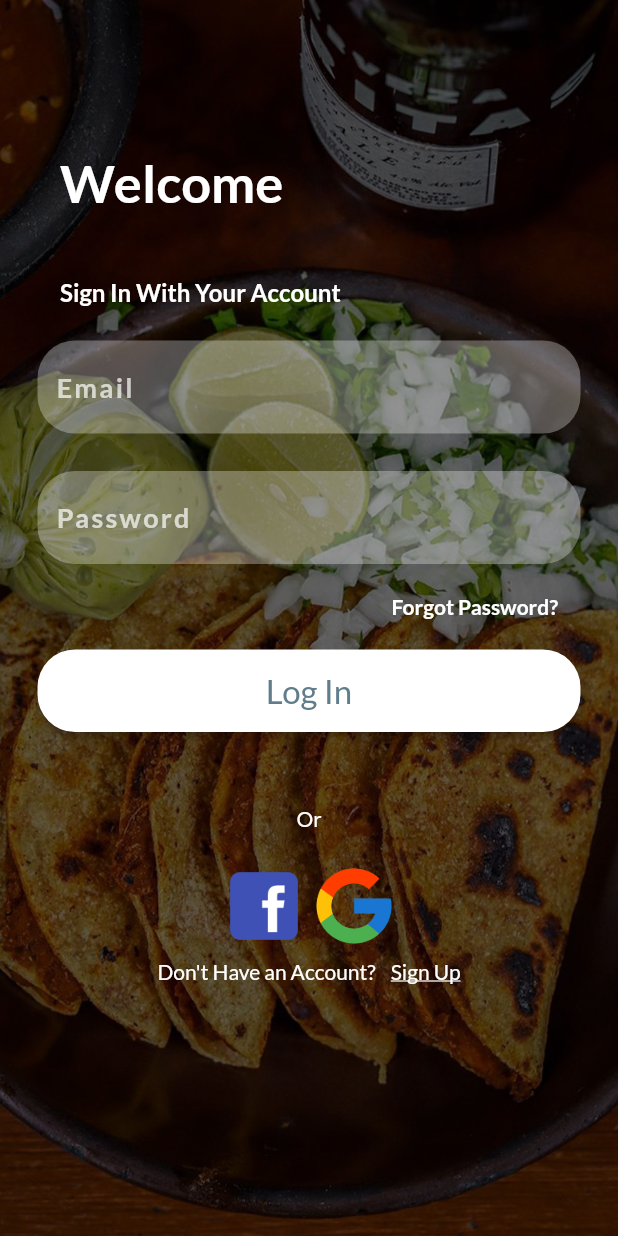
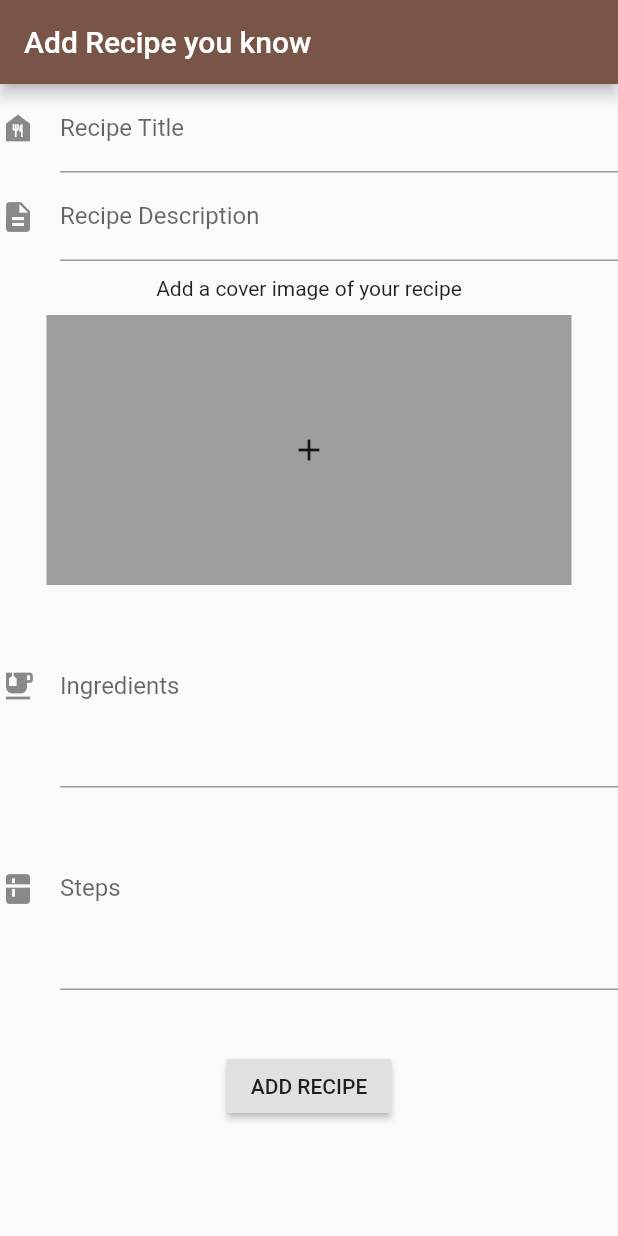
Before and after one commit to PulsaraSandeepa/FoodRecipeApp-flutter, a Flutter app: the screen it shows after launch, on a phone screen of 412 x 824 dp. Run offline on Flutter 3.47's test engine with Material 2 defaults, Android fonts, the phone set to English and light mode, and no system bars; our stand-ins replace circular_profile_avatar, cloud_firestore, firebase_auth, firebase_core, google_fonts, image_picker; accounts and stored records are empty.

Commit message:
addrecipe widget

```diff
--- a/lib/main.dart
+++ b/lib/main.dart
@@ -1,6 +1,7 @@
 import 'package:flutter/material.dart';
 import 'package:firebase_core/firebase_core.dart';
 import 'package:foodrecipeapp/screens/aboutus_screen.dart';
+import 'package:foodrecipeapp/screens/addrecipe_screen.dart';
 import 'package:foodrecipeapp/screens/contactus_screen.dart';
 import 'file:///D:/Programs/AndroidStudioProjects/food_recipe_app/lib/screens/authenticate/login_screen.dart';
 import 'file:///D:/Programs/AndroidStudioProjects/food_recipe_app/lib/screens/authenticate/signup_screen.dart';
@@ -29,7 +30,7 @@ class MyApp extends StatelessWidget {
               accentColor: Colors.deepOrange,
               fontFamily: 'Lato',
             ),
-            home: LogIn(),
+            home: AddRecipe(),//LogIn(),
             routes: {
               'LoginScreen': (context) => LogIn(),
               'ContactUsScreen': (context) => ContactUs(),
@@ -38,6 +39,7 @@ class MyApp extends StatelessWidget {
               'ProfileScreen': (context) => Profile(),
               'SignUpScreen': (context) => SignUp(),
               //'RecipeViewScreen': (context) => RecipeViewScreen(),
+              'AddRecipeScreen':(context) => AddRecipe(),
             }
             // home: Splash(),
             ),
--- /dev/null
+++ b/lib/screens/addrecipe_screen.dart
@@ -0,0 +1,118 @@
+import 'dart:io';
+
+import 'package:flutter/material.dart';
+import 'package:image_picker/image_picker.dart';
+
+class AddRecipe extends StatelessWidget {
+  @override
+  Widget build(BuildContext context) {
+    final appTitle = 'Add Recipe you know';
+
+    return MaterialApp(
+      title: appTitle,
+      home: Scaffold(
+        appBar: AppBar(
+          title: Text(appTitle),
+          backgroundColor: Colors.brown,
+        ),
+        body: AddRecipeForm(),
+      ),
+    );
+  }
+}
+
+// Create a Form widget.
+class AddRecipeForm extends StatefulWidget {
+  @override
+  AddRecipeFormState createState() {
+    return AddRecipeFormState();
+  }
+}
+
+// Create a corresponding State class.
+// This class holds data related to the form.
+class AddRecipeFormState extends State<AddRecipeForm> {
+  File _image;
+
+  final _formKey = GlobalKey<FormState>();
+
+  Future _getImage() async {
+    var image = await ImagePicker.pickImage(source: ImageSource.gallery);
+
+    setState(() {
+      _image = image;
+      print('_image:$_image');
+    });
+  }
+
+  @override
+  Widget build(BuildContext context) {
+    return SingleChildScrollView(
+      child: Form(
+        key: _formKey,
+        child: Column(
+          crossAxisAlignment: CrossAxisAlignment.center,
+          children: <Widget>[
+            TextFormField(
+              decoration: InputDecoration(
+                icon: Icon(Icons.food_bank),
+                hintText: 'Enter recipe title',
+                labelText: 'Recipe Title',
+              ),
+            ),
+            TextFormField(
+              decoration: InputDecoration(
+                icon: Icon(Icons.description),
+                hintText: 'Enter a small description',
+                labelText: 'Recipe Description',
+              ),
+            ),
+            Container(
+                margin: const EdgeInsets.all(10.0),
+                child: Text(
+              "Add a cover image of your recipe",
+              style: TextStyle(),
+            )),
+            GestureDetector(
+              onTap: _getImage,
+              child: Container(
+                width: 350,
+                height: 180,
+                decoration: BoxDecoration(
+                  color: Colors.grey,
+                ),
+                child: _image == null ? Icon(Icons.add) : Image.file(_image),
+              ),
+            ),
+            TextFormField(
+              decoration: InputDecoration(
+                icon: Icon(Icons.emoji_food_beverage),
+                hintText: 'Add ingredients',
+                labelText: 'Ingredients',
+              ),
+              keyboardType: TextInputType.multiline,
+              maxLines: 5,
+            ),
+            TextFormField(
+              decoration: InputDecoration(
+                icon: Icon(Icons.kitchen),
+                hintText: 'How to make',
+                labelText: 'Steps',
+              ),
+              keyboardType: TextInputType.multiline,
+              maxLines: 5,
+            ),
+            Container(
+                padding:EdgeInsets.only(top: 40.0, bottom: 20.0),
+                child: RaisedButton(
+                  child: Text('ADD RECIPE'),
+                  onPressed:(){
+
+                  },
+                )),
+          ],
+        ),
+      ),
+    );
+  }
+}
--- a/pubspec.yaml
+++ b/pubspec.yaml
@@ -29,6 +29,7 @@ dependencies:
   provider: ^4.3.3
   circular_profile_avatar: ^1.0.6
   google_fonts: ^1.1.1
+  image_picker: ^0.5.0
 
   # The following adds the Cupertino Icons font to your application.
   # Use with the CupertinoIcons class for iOS style icons.
```
Also changed, not shown: 1 other file.
